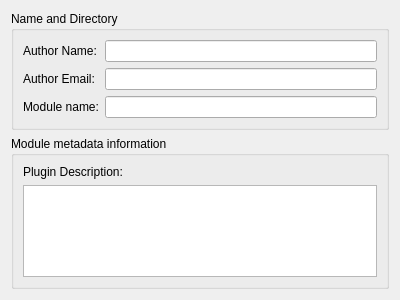
flowexpert/charon, file src/WizardPageMetadata.ui: the form before one commit.
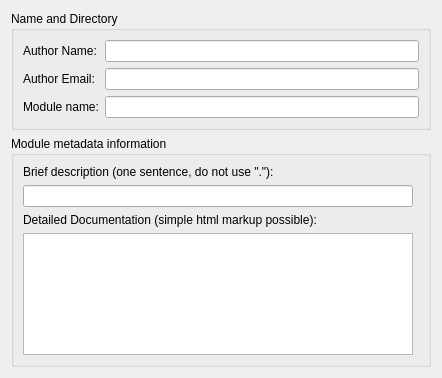
The form after the commit.

```diff
--- a/src/WizardPageMetadata.ui
+++ b/src/WizardPageMetadata.ui
@@ -6,8 +6,8 @@
    <rect>
     <x>0</x>
     <y>0</y>
-    <width>400</width>
-    <height>300</height>
+    <width>442</width>
+    <height>378</height>
    </rect>
   </property>
   <property name="windowTitle">
@@ -71,16 +71,26 @@
       <string>Module metadata information</string>
      </property>
      <layout class="QGridLayout" name="gridLayout_3">
-      <item row="0" column="0" colspan="2">
+      <item row="2" column="0" colspan="2">
        <widget class="QLabel" name="labelModDesc">
         <property name="text">
-         <string>Plugin Description:</string>
+         <string>Detailed Documentation (simple html markup possible):</string>
         </property>
        </widget>
       </item>
-      <item row="1" column="0" colspan="2">
+      <item row="3" column="0">
        <widget class="QPlainTextEdit" name="editModDesc"/>
       </item>
+      <item row="0" column="0">
+       <widget class="QLabel" name="labelBriefDesc">
+        <property name="text">
+         <string>Brief description (one sentence, do not use &quot;.&quot;):</string>
+        </property>
+       </widget>
+      </item>
+      <item row="1" column="0">
+       <widget class="QLineEdit" name="editBriefDesc"/>
+      </item>
      </layout>
     </widget>
    </item>
```
Left out of the diff: 1 changed line with no effect on the pictures.
